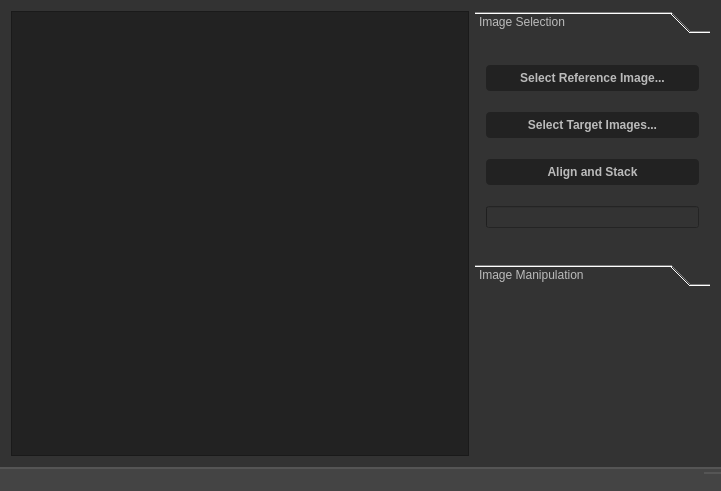
First picture: the form in mainwindow.ui, repository BenJuan26/OpenSkyStacker, before the edit.
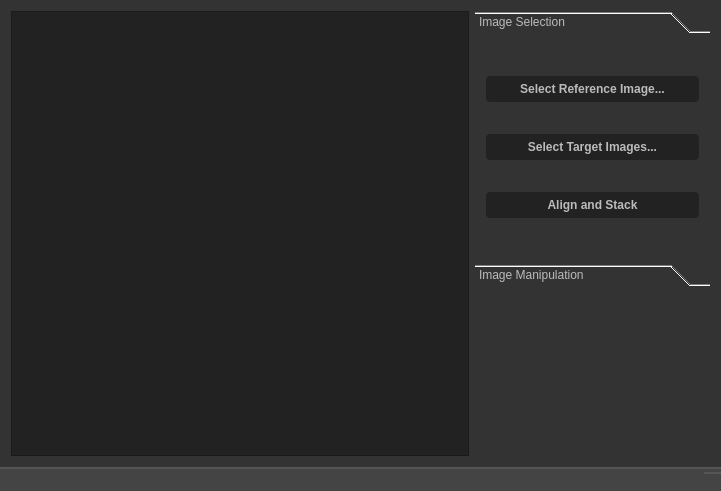
Second picture: the form after the edit.

The edit to the form file:
```diff
--- a/mainwindow.ui
+++ b/mainwindow.ui
@@ -139,19 +139,6 @@
           </property>
          </widget>
         </item>
-        <item>
-         <widget class="QProgressBar" name="progressBar">
-          <property name="enabled">
-           <bool>true</bool>
-          </property>
-          <property name="value">
-           <number>0</number>
-          </property>
-          <property name="textVisible">
-           <bool>false</bool>
-          </property>
-         </widget>
-        </item>
        </layout>
       </widget>
       <widget class="QWidget" name="page_4">
```
